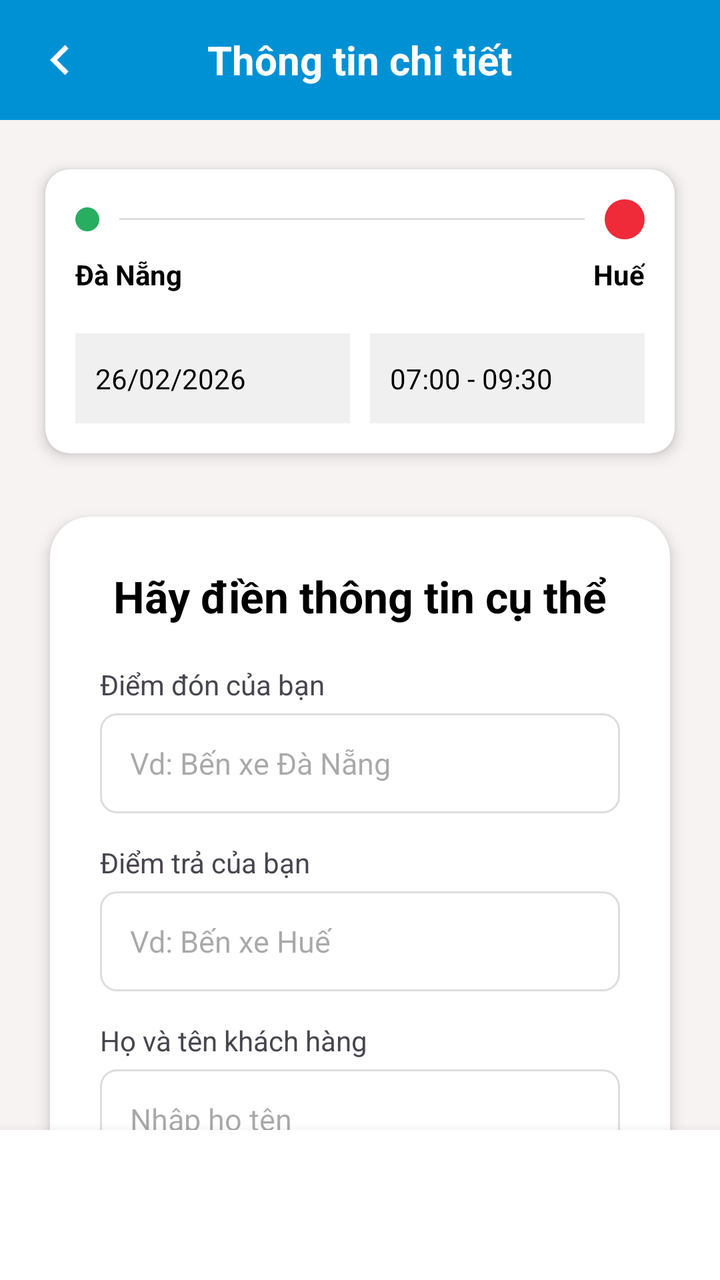
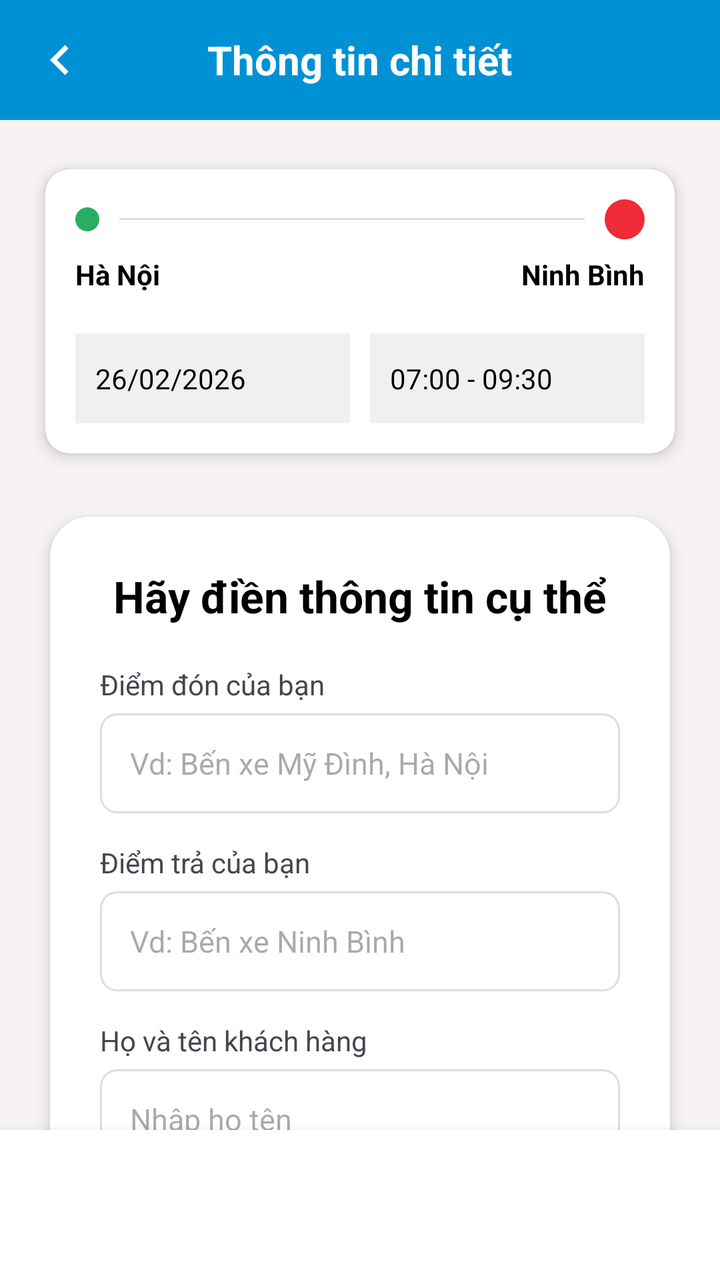

Two renders of the same Android screen: before a commit and after it. Below are the layout's source before the change and the commit's diff.
<!-- AndroidManifest.xml: application theme Theme.VeXeApp -->
<!-- res/layout/activity_thong_tin_chi_tiet.xml -->
<?xml version="1.0" encoding="utf-8"?>
<androidx.constraintlayout.widget.ConstraintLayout xmlns:android="http://schemas.android.com/apk/res/android"
    xmlns:app="http://schemas.android.com/apk/res-auto"
    android:layout_width="match_parent"
    android:layout_height="match_parent"
    android:background="#F8F3F3">

    
    <RelativeLayout
        android:id="@+id/header"
        android:layout_width="match_parent"
        android:layout_height="60dp"
        android:background="#0091D5"
        android:paddingHorizontal="15dp"
        app:layout_constraintTop_toTopOf="parent">

        <ImageView
            android:id="@+id/btnBack"
            android:layout_width="30dp"
            android:layout_height="30dp"
            android:layout_centerVertical="true"
            android:src="@drawable/ic_chevron_left"
            app:tint="@color/white" />

        <TextView
            android:layout_width="wrap_content"
            android:layout_height="wrap_content"
            android:layout_centerInParent="true"
            android:text="Thông tin chi tiết"
            android:textColor="@color/white"
            android:textSize="20sp"
            android:textStyle="bold" />
    </RelativeLayout>

    
    <androidx.core.widget.NestedScrollView
        android:layout_width="match_parent"
        android:layout_height="0dp"
        app:layout_constraintBottom_toTopOf="@+id/bottom_nav"
        app:layout_constraintTop_toBottomOf="@+id/header">

        <LinearLayout
            android:layout_width="match_parent"
            android:layout_height="wrap_content"
            android:orientation="vertical"
            android:padding="15dp">

            
            <androidx.cardview.widget.CardView
                android:layout_width="match_parent"
                android:layout_height="wrap_content"
                app:cardCornerRadius="12dp"
                app:cardElevation="4dp"
                app:cardUseCompatPadding="true">

                <LinearLayout
                    android:layout_width="match_parent"
                    android:layout_height="wrap_content"
                    android:orientation="vertical"
                    android:padding="15dp">

                    <RelativeLayout
                        android:layout_width="match_parent"
                        android:layout_height="wrap_content">

                        <ImageView
                            android:id="@+id/dotStart"
                            android:layout_width="12dp"
                            android:layout_height="12dp"
                            android:layout_centerVertical="true"
                            android:src="@drawable/ic_dot_green"
                            app:tint="#27AE60" />

                        <View
                            android:layout_width="match_parent"
                            android:layout_height="1dp"
                            android:layout_centerVertical="true"
                            android:layout_toEndOf="@id/dotStart"
                            android:layout_toStartOf="@+id/pinEnd"
                            android:layout_marginHorizontal="10dp"
                            android:background="#DDDDDD" />

                        <ImageView
                            android:id="@+id/pinEnd"
                            android:layout_width="20dp"
                            android:layout_height="20dp"
                            android:layout_alignParentEnd="true"
                            android:layout_centerVertical="true"
                            android:src="@drawable/ic_dot_red"
                            app:tint="#EF2A39" />
                    </RelativeLayout>

                    <RelativeLayout
                        android:layout_width="match_parent"
                        android:layout_height="wrap_content"
                        android:layout_marginTop="8dp">
                        <TextView
                            android:id="@+id/tvOriginDetail"
                            android:layout_width="wrap_content"
                            android:layout_height="wrap_content"
                            android:text="Đà Nẵng"
                            android:textColor="@color/black"
                            android:textStyle="bold" />
                        <TextView
                            android:id="@+id/tvDestDetail"
                            android:layout_width="wrap_content"
                            android:layout_height="wrap_content"
                            android:layout_alignParentEnd="true"
                            android:text="Huế"
                            android:textColor="@color/black"
                            android:textStyle="bold" />
                    </RelativeLayout>

                    <LinearLayout
                        android:layout_width="match_parent"
                        android:layout_height="wrap_content"
                        android:layout_marginTop="20dp"
                        android:orientation="horizontal">

                        <RelativeLayout
                            android:layout_width="0dp"
                            android:layout_height="45dp"
                            android:layout_weight="1"
                            android:layout_marginEnd="5dp"
                            android:background="#F0F0F0"
                            android:paddingHorizontal="10dp">
                            <TextView
                                android:id="@+id/tvDateDetail"
                                android:layout_width="wrap_content"
                                android:layout_height="wrap_content"
                                android:layout_centerVertical="true"
                                android:text="26/02/2026"
                                android:textColor="@color/black" />
                        </RelativeLayout>

                        <RelativeLayout
                            android:layout_width="0dp"
                            android:layout_height="45dp"
                            android:layout_weight="1"
                            android:layout_marginStart="5dp"
                            android:background="#F0F0F0"
                            android:paddingHorizontal="10dp">
                            <TextView
                                android:id="@+id/tvTimeDetail"
                                android:layout_width="wrap_content"
                                android:layout_height="wrap_content"
                                android:layout_centerVertical="true"
                                android:text="07:00 - 09:30"
                                android:textColor="@color/black" />
                        </RelativeLayout>
                    </LinearLayout>
                </LinearLayout>
            </androidx.cardview.widget.CardView>

            
            <androidx.cardview.widget.CardView
                android:layout_width="match_parent"
                android:layout_height="wrap_content"
                android:layout_marginTop="10dp"
                app:cardCornerRadius="20dp"
                app:cardElevation="4dp"
                app:cardUseCompatPadding="true">

                <LinearLayout
                    android:layout_width="match_parent"
                    android:layout_height="wrap_content"
                    android:orientation="vertical"
                    android:padding="25dp">

                    <TextView
                        android:layout_width="wrap_content"
                        android:layout_height="wrap_content"
                        android:layout_gravity="center"
                        android:text="Hãy điền thông tin cụ thể"
                        android:textColor="@color/black"
                        android:textSize="22sp"
                        android:textStyle="bold" />

                    <TextView
                        android:layout_width="wrap_content"
                        android:layout_height="wrap_content"
                        android:layout_marginTop="20dp"
                        android:text="Điểm đón của bạn"
                        android:textSize="14sp" />

                    <EditText
                        android:id="@+id/edtPickUp"
                        android:layout_width="match_parent"
                        android:layout_height="50dp"
                        android:layout_marginTop="5dp"
                        android:background="@drawable/bg_input_white"
                        android:hint="Vd: Bến xe Đà Nẵng"
                        android:inputType="text"
                        android:importantForAutofill="no"
                        android:paddingHorizontal="15dp"
                        android:textSize="15sp" />

                    <TextView
                        android:layout_width="wrap_content"
                        android:layout_height="wrap_content"
                        android:layout_marginTop="15dp"
                        android:text="Điểm trả của bạn"
                        android:textSize="14sp" />

                    <EditText
                        android:id="@+id/edtDropOff"
                        android:layout_width="match_parent"
                        android:layout_height="50dp"
                        android:layout_marginTop="5dp"
                        android:background="@drawable/bg_input_white"
                        android:hint="Vd: Bến xe Huế"
                        android:inputType="text"
                        android:importantForAutofill="no"
                        android:paddingHorizontal="15dp"
                        android:textSize="15sp" />

                    <TextView
                        android:layout_width="wrap_content"
                        android:layout_height="wrap_content"
                        android:layout_marginTop="15dp"
                        android:text="Họ và tên khách hàng"
                        android:textSize="14sp" />

                    <EditText
                        android:id="@+id/edtCustomerName"
                        android:layout_width="match_parent"
                        android:layout_height="50dp"
                        android:layout_marginTop="5dp"
                        android:background="@drawable/bg_input_white"
                        android:hint="Nhập họ tên"
                        android:inputType="textPersonName"
                        android:importantForAutofill="no"
                        android:paddingHorizontal="15dp"
                        android:textSize="15sp" />

                    <TextView
                        android:layout_width="wrap_content"
                        android:layout_height="wrap_content"
                        android:layout_marginTop="15dp"
                        android:text="Số điện thoại"
                        android:textSize="14sp" />

                    <EditText
                        android:id="@+id/edtPhone"
                        android:layout_width="match_parent"
                        android:layout_height="50dp"
                        android:layout_marginTop="5dp"
                        android:background="@drawable/bg_input_white"
                        android:hint="Nhập số điện thoại"
                        android:inputType="phone"
                        android:importantForAutofill="no"
                        android:paddingHorizontal="15dp"
                        android:textSize="15sp" />

                    <Button
                        android:id="@+id/btnContinue"
                        android:layout_width="wrap_content"
                        android:layout_height="wrap_content"
                        android:layout_gravity="end"
                        android:layout_marginTop="30dp"
                        android:backgroundTint="#34B5F1"
                        android:paddingHorizontal="30dp"
                        android:text="Đặt vé"
                        android:textAllCaps="false"
                        android:textColor="@color/white"
                        app:cornerRadius="8dp" />

                </LinearLayout>
            </androidx.cardview.widget.CardView>
        </LinearLayout>
    </androidx.core.widget.NestedScrollView>

    
    <LinearLayout
        android:id="@+id/bottom_nav"
        android:layout_width="match_parent"
        android:layout_height="75dp"
        android:background="@color/white"
        android:elevation="10dp"
        android:orientation="horizontal"
        app:layout_constraintBottom_toBottomOf="parent">
    </LinearLayout>

</androidx.constraintlayout.widget.ConstraintLayout>
<!-- resources referenced by this layout -->
<resources>
  <color name="black">#FF000000</color>
  <color name="white">#FFFFFFFF</color>
  <!-- drawable bg_input_white (drawable) -->
  <?xml version="1.0" encoding="utf-8"?>
  <shape xmlns:android="http://schemas.android.com/apk/res/android">
      <solid android:color="#FFFFFF" />
      <corners android:radius="8dp" />
      <stroke android:width="1dp" android:color="#DDDDDD" />
  </shape>
  <!-- drawable ic_chevron_left (drawable) -->
  <vector xmlns:android="http://schemas.android.com/apk/res/android"
      android:width="24dp"
      android:height="24dp"
      android:viewportWidth="24"
      android:viewportHeight="24">
      <path
          android:fillColor="#FFFFFF"
          android:pathData="M15.41,7.41L14,6l-6,6l6,6l1.41,-1.41L10.83,12z" />
  </vector>
  <!-- drawable ic_dot_green (drawable) -->
  <?xml version="1.0" encoding="utf-8"?>
  <shape xmlns:android="http://schemas.android.com/apk/res/android"
      android:shape="oval">
      <solid android:color="#27AE60" />
      <size android:width="8dp" android:height="8dp" />
  </shape>
  <!-- drawable ic_dot_red (drawable) -->
  <?xml version="1.0" encoding="utf-8"?>
  <shape xmlns:android="http://schemas.android.com/apk/res/android"
      android:shape="oval">
      <solid android:color="#EB5757" />
      <size android:width="8dp" android:height="8dp" />
  </shape>
  <style name="Theme.VeXeApp" parent="Base.Theme.VeXeApp" />
  <style name="Base.Theme.VeXeApp" parent="Theme.Material3.DayNight.NoActionBar">
          
      </style>
</resources>

<!-- the commit's change to res/layout/activity_thong_tin_chi_tiet.xml (unified diff, before → after) -->
@@ -98,7 +98,7 @@
                             android:id="@+id/tvOriginDetail"
                             android:layout_width="wrap_content"
                             android:layout_height="wrap_content"
-                            android:text="Đà Nẵng"
+                            android:text="Hà Nội"
                             android:textColor="@color/black"
                             android:textStyle="bold" />
                         <TextView
@@ -106,7 +106,7 @@
                             android:layout_width="wrap_content"
                             android:layout_height="wrap_content"
                             android:layout_alignParentEnd="true"
-                            android:text="Huế"
+                            android:text="Ninh Bình"
                             android:textColor="@color/black"
                             android:textStyle="bold" />
                     </RelativeLayout>
@@ -189,7 +189,7 @@
                         android:layout_height="50dp"
                         android:layout_marginTop="5dp"
                         android:background="@drawable/bg_input_white"
-                        android:hint="Vd: Bến xe Đà Nẵng"
+                        android:hint="Vd: Bến xe Mỹ Đình, Hà Nội"
                         android:inputType="text"
                         android:importantForAutofill="no"
                         android:paddingHorizontal="15dp"
@@ -208,7 +208,7 @@
                         android:layout_height="50dp"
                         android:layout_marginTop="5dp"
                         android:background="@drawable/bg_input_white"
-                        android:hint="Vd: Bến xe Huế"
+                        android:hint="Vd: Bến xe Ninh Bình"
                         android:inputType="text"
                         android:importantForAutofill="no"
                         android:paddingHorizontal="15dp"
